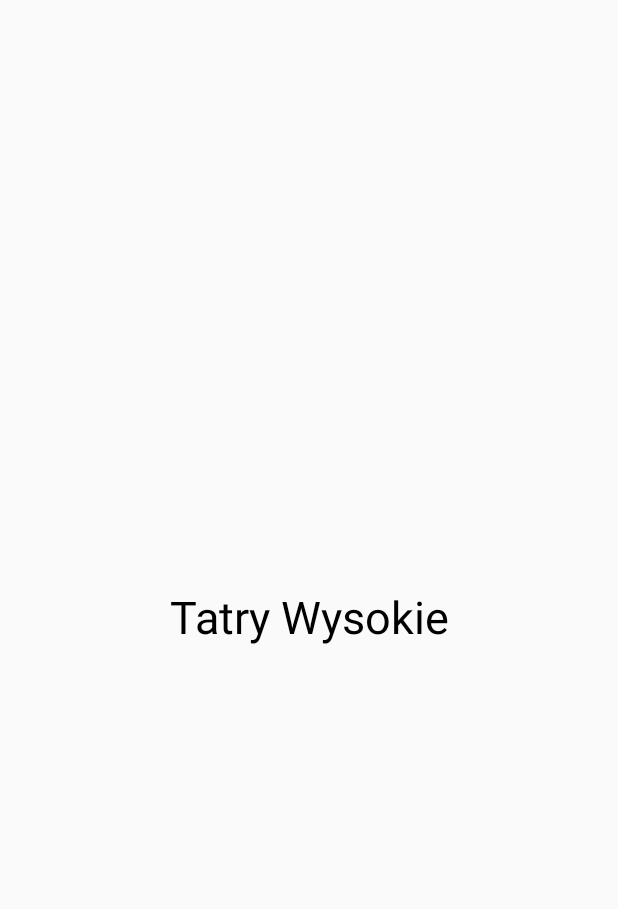
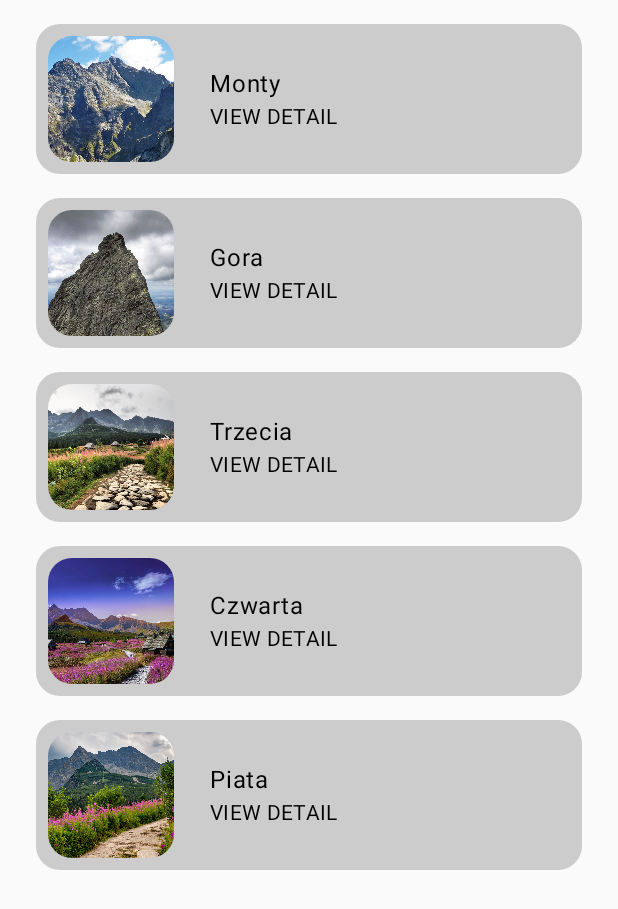
Before and after one commit to hubertkulak/tatryapp, an Android app built with Jetpack Compose: the screen it shows after launch (MainActivity), after a tap on "Tatry Wysokie", on a phone screen of 412 x 824 dp. Shown: the top 909 px of the screen. Run offline under Robolectric (Android 15) with nearby library versions, the phone set to English and light mode, and no system bars.

Commit message:
Nawigacja i dodanie listy

```diff
--- a/app/build.gradle.kts
+++ b/app/build.gradle.kts
@@ -82,4 +82,5 @@ dependencies {
     androidTestImplementation(platform("androidx.compose:compose-bom:2023.03.00"))
     debugImplementation("androidx.compose.ui:ui-tooling")
     debugImplementation("androidx.compose.ui:ui-test-manifest")
+
 }
--- a/app/src/main/java/com/example/tatryapp/MainActivity.kt
+++ b/app/src/main/java/com/example/tatryapp/MainActivity.kt
@@ -47,6 +47,7 @@ import androidx.compose.ui.unit.dp
 import androidx.compose.ui.unit.sp
 import androidx.core.splashscreen.SplashScreen.Companion.installSplashScreen
 import com.example.tatryapp.ui.theme.TatryappTheme
+import com.example.tatryapp.data.Mountains as Mountains
 
 class MainActivity : ComponentActivity() {
 
--- /dev/null
+++ b/app/src/main/java/com/example/tatryapp/MountainListItem.kt
@@ -0,0 +1,62 @@
+package com.example.tatryapp
+
+import androidx.compose.foundation.Image
+import androidx.compose.foundation.clickable
+import androidx.compose.foundation.layout.Column
+import androidx.compose.foundation.layout.Row
+import androidx.compose.foundation.layout.fillMaxWidth
+import androidx.compose.foundation.layout.padding
+import androidx.compose.foundation.layout.size
+import androidx.compose.foundation.shape.CornerSize
+import androidx.compose.foundation.shape.RoundedCornerShape
+import androidx.compose.material3.ButtonDefaults
+import androidx.compose.material3.Card
+import androidx.compose.material3.CardDefaults
+import androidx.compose.material3.MaterialTheme.typography
+import androidx.compose.material3.Text
+import androidx.compose.runtime.Composable
+import androidx.compose.ui.Alignment
+import androidx.compose.ui.Modifier
+import androidx.compose.ui.draw.clip
+import androidx.compose.ui.graphics.Color
+import androidx.compose.ui.layout.ContentScale
+import androidx.compose.ui.res.painterResource
+import androidx.compose.ui.unit.dp
+import com.example.tatryapp.data.Mountains
+
+@Composable
+fun MountainListItem(mountains: Mountains){
+    Card (
+        modifier = Modifier
+            .padding(horizontal = 8.dp, vertical = 8.dp)
+            .fillMaxWidth(),
+        colors = CardDefaults.cardColors(containerColor = Color.LightGray),
+        shape = RoundedCornerShape(corner = CornerSize(16.dp))
+    ) {
+        Row{
+            MountainImage(mountains)
+            Column (
+                modifier = Modifier
+                    .padding(16.dp)
+                    .fillMaxWidth()
+                    .align(Alignment.CenterVertically)
+            ){
+                Text(text = mountains.name, style = typography.bodyLarge)
+                Text(text = "VIEW DETAIL", style = typography.bodyMedium)
+            }
+        }
+    }
+}
+
+@Composable
+private fun MountainImage(mountains: Mountains) {
+    Image(
+        painter = painterResource(id = mountains.mountainImageId),
+        contentDescription = null,
+        contentScale = ContentScale.Crop,
+        modifier = Modifier
+            .padding(8.dp)
+            .size(84.dp)
+            .clip(RoundedCornerShape(corner = CornerSize(16.dp)))
+    )
+}
--- a/app/src/main/java/com/example/tatryapp/Navigation.kt
+++ b/app/src/main/java/com/example/tatryapp/Navigation.kt
@@ -5,6 +5,7 @@ import androidx.navigation.NavHost
 import androidx.navigation.compose.NavHost
 import androidx.navigation.compose.composable
 import androidx.navigation.compose.rememberNavController
+import com.example.tatryapp.data.Mountains
 
 @Composable
 fun Navigation(){
--- a/app/src/main/java/com/example/tatryapp/Screen.kt
+++ b/app/src/main/java/com/example/tatryapp/Screen.kt
@@ -3,9 +3,7 @@ package com.example.tatryapp
 sealed class Screen(val route: String) {
     object MainScreen : Screen("main_screen")
     object TatryWysokie : Screen("tatrywysokie")
-
     object TatryZachodnie : Screen("tatryzachodnie")
-
     object Doliny : Screen("doliny")
     object Ulubione : Screen("ulubione")
 }
--- a/app/src/main/java/com/example/tatryapp/TatryWysokieLook.kt
+++ b/app/src/main/java/com/example/tatryapp/TatryWysokieLook.kt
@@ -1,23 +1,35 @@
 package com.example.tatryapp
 
+import android.security.identity.AccessControlProfile
 import androidx.compose.foundation.layout.Arrangement
 import androidx.compose.foundation.layout.Column
+import androidx.compose.foundation.layout.PaddingValues
 import androidx.compose.foundation.layout.fillMaxSize
+import androidx.compose.foundation.lazy.LazyColumn
+import androidx.compose.foundation.lazy.items
 import androidx.compose.material3.Text
 import androidx.compose.runtime.Composable
+import androidx.compose.runtime.remember
 import androidx.compose.ui.Alignment
 import androidx.compose.ui.Modifier
+import androidx.compose.ui.unit.dp
 import androidx.compose.ui.unit.sp
 import androidx.navigation.NavController
+import com.example.tatryapp.data.DataProvider
+import com.example.tatryapp.data.Mountains
 
 @Composable
 fun TatryWysokieLook(navController: NavController)
 {
-            Column (
-                modifier = Modifier.fillMaxSize(),
-                verticalArrangement = Arrangement.Center,
-                horizontalAlignment = Alignment.CenterHorizontally
-            ){
-                Text(text ="Tatry Wysokie", fontSize = 30.sp )
-            }
+    val mount = remember { DataProvider.mountainList}
+    LazyColumn(
+        contentPadding = PaddingValues(horizontal = 16.dp, vertical = 8.dp)
+    ) {
+        items(
+            items = mount,
+            itemContent = {
+                MountainListItem(mountains = it)
+            })
+    }
+
 }
--- /dev/null
+++ b/app/src/main/java/com/example/tatryapp/data/DataProvider.kt
@@ -0,0 +1,57 @@
+package com.example.tatryapp.data
+
+import com.example.tatryapp.R
+
+object DataProvider {
+    val mountains =
+        Mountains(
+            id = 1,
+            name = "Monty",
+            difficulty = 5,
+            distance = 14,
+            time = 60,
+            description = "Monty enjoys chicken treats and cuddling while watching Seinfeld.",
+            mountainImageId = R.drawable.m1
+    )
+
+    val mountainList = listOf(
+        mountains,
+        Mountains(
+            id = 2,
+            name = "Gora",
+            difficulty = 5,
+            distance = 14,
+            time = 60,
+            description = "Monty enjoys chicken treats and cuddling while watching Seinfeld.",
+            mountainImageId = R.drawable.m2
+        ),
+        Mountains(
+            id = 3,
+            name = "Trzecia",
+            difficulty = 5,
+            distance = 14,
+            time = 60,
+            description = "Monty enjoys chicken treats and cuddling while watching Seinfeld.",
+            mountainImageId = R.drawable.m3
+        ),
+        Mountains(
+            id = 4,
+            name = "Czwarta",
+            difficulty = 5,
+            distance = 14,
+            time = 60,
+            description = "Monty enjoys chicken treats and cuddling while watching Seinfeld.",
+            mountainImageId = R.drawable.m4
+        ),
+        Mountains(
+            id = 5,
+            name = "Piata",
+            difficulty = 5,
+            distance = 14,
+            time = 60,
+            description = "Monty enjoys chicken treats and cuddling while watching Seinfeld.",
+            mountainImageId = R.drawable.m5
+        ),
+
+    )
+}
--- /dev/null
+++ b/app/src/main/java/com/example/tatryapp/data/Mountains.kt
@@ -0,0 +1,11 @@
+package com.example.tatryapp.data
+
+data class Mountains (
+        val id: Int,
+        val name: String,
+        val difficulty: Int,
+        val distance: Int,
+        val time: Int,
+        val description: String,
+        val mountainImageId: Int = 0
+)
--- a/app/src/main/java/com/example/tatryapp/ui/theme/Color.kt
+++ b/app/src/main/java/com/example/tatryapp/ui/theme/Color.kt
@@ -9,3 +9,5 @@ val Pink80 = Color(0xFFEFB8C8)
 val Purple40 = Color(0xFF6650a4)
 val PurpleGrey40 = Color(0xFF625b71)
 val Pink40 = Color(0xFF7D5260)
+
+val colorOfCard = Color(0xFFE0D4FA)
```
Also changed, not shown: app/src/main/res/drawable/m1.jpg (added), app/src/main/res/drawable/m2.jpg (added), app/src/main/res/drawable/m3.jpg (added), app/src/main/res/drawable/m4.jpg (added), app/src/main/res/drawable/m5.jpg (added).
